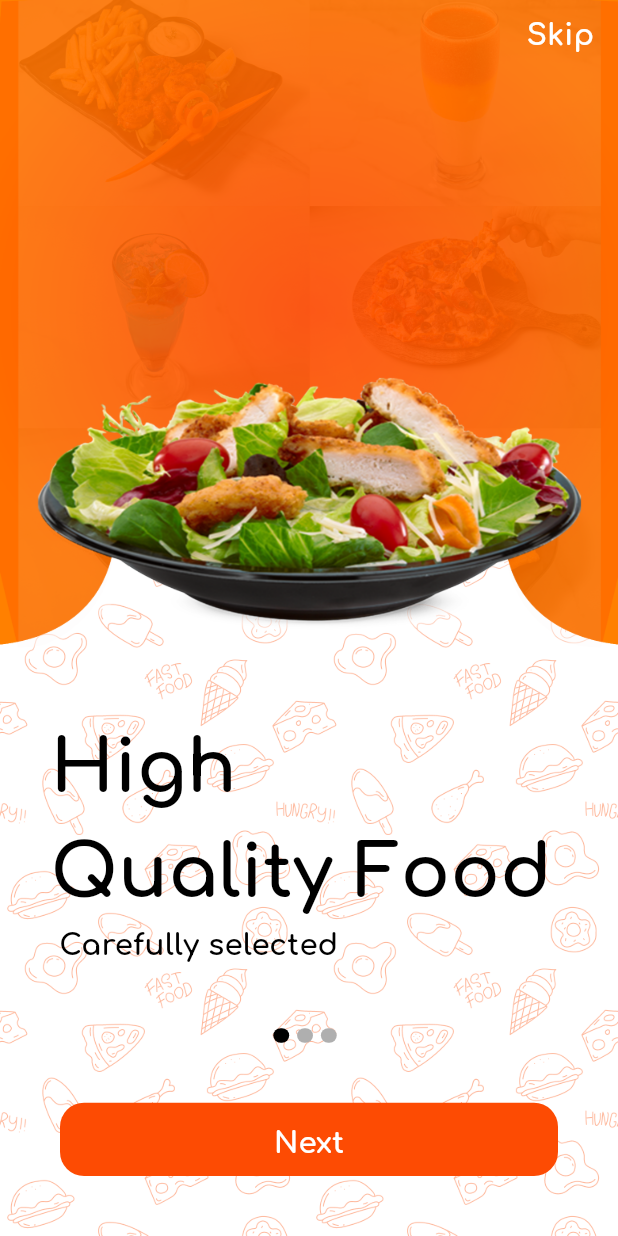
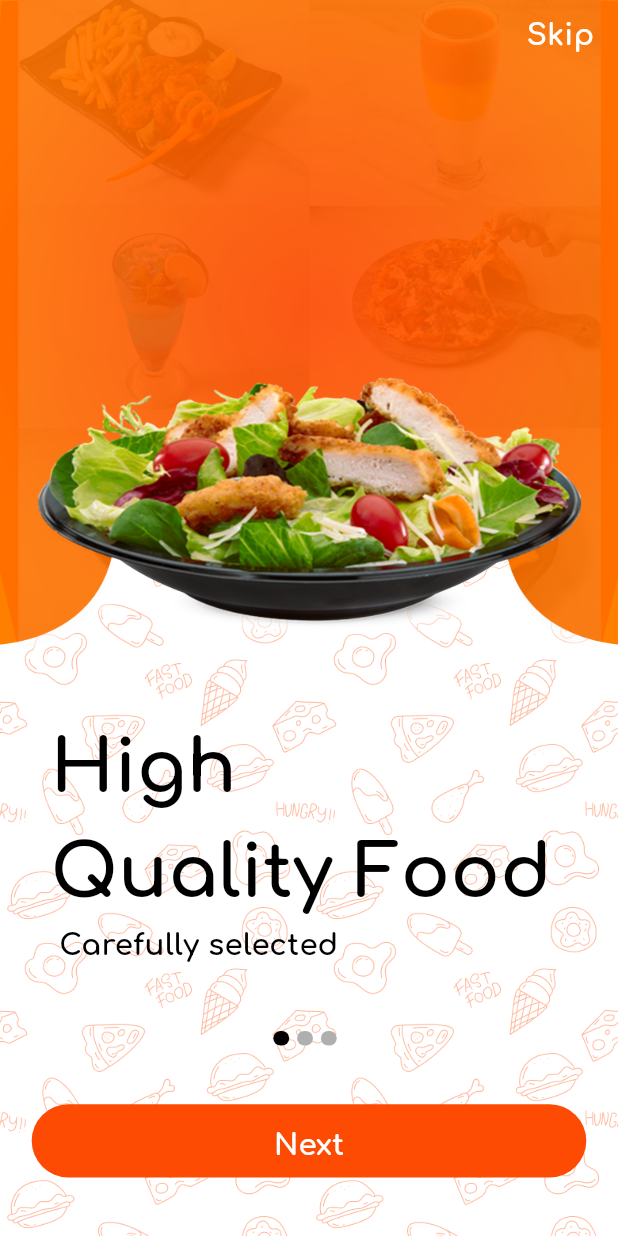
Before and after one commit to 3laaOmran/2_Way_Deal, a Flutter app: the screen it shows after launch, on a phone screen of 412 x 824 dp. Run offline on Flutter 3.47's test engine with Material 3 defaults, Android fonts, the phone set to English and light mode, and no system bars; our stand-ins replace flutter_screenutil.

Commit message:
update button

```diff
--- a/lib/core/widgets/custom_button.dart
+++ b/lib/core/widgets/custom_button.dart
@@ -31,7 +31,7 @@ class AppTextButton extends StatelessWidget {
       style: ButtonStyle(
         shape: MaterialStateProperty.all<RoundedRectangleBorder>(
           RoundedRectangleBorder(
-            borderRadius: BorderRadius.circular(borderRadius ?? 16.0),
+            borderRadius: BorderRadius.circular(borderRadius ?? 25.0),
           ),
         ),
         backgroundColor: MaterialStatePropertyAll(
@@ -44,7 +44,7 @@ class AppTextButton extends StatelessWidget {
           ),
         ),
         fixedSize: MaterialStateProperty.all(
-          Size(buttonWidth?.w ?? double.maxFinite,buttonHeight?.h ?? 50.h),
+          Size(buttonWidth?.w ?? double.maxFinite, buttonHeight?.h ?? 50.h),
         ),
       ),
       onPressed: onPressed,
--- a/lib/features/onboarding_screens/onboarding.dart
+++ b/lib/features/onboarding_screens/onboarding.dart
@@ -90,7 +90,8 @@ class _OnboardingScreenState extends State<OnboardingScreen> {
                     ],
                   ),
                   Container(
-                    margin: const EdgeInsets.all(40),
+                    margin:
+                        EdgeInsets.symmetric(vertical: 40.h, horizontal: 20.w),
                     child: AppTextButton(
                       buttonText:
                           currentIndex == onboardingContentList.length - 1
@@ -120,7 +121,8 @@ class _OnboardingScreenState extends State<OnboardingScreen> {
                     'Skip',
                     style: TextStyles.font20Whitebold,
                   ),
-                  ))
+                ),
+              ),
             ],
           ),
         ),
```
Also changed, not shown: 1 other file. Lines whose indentation alone changed are shown as unchanged.
